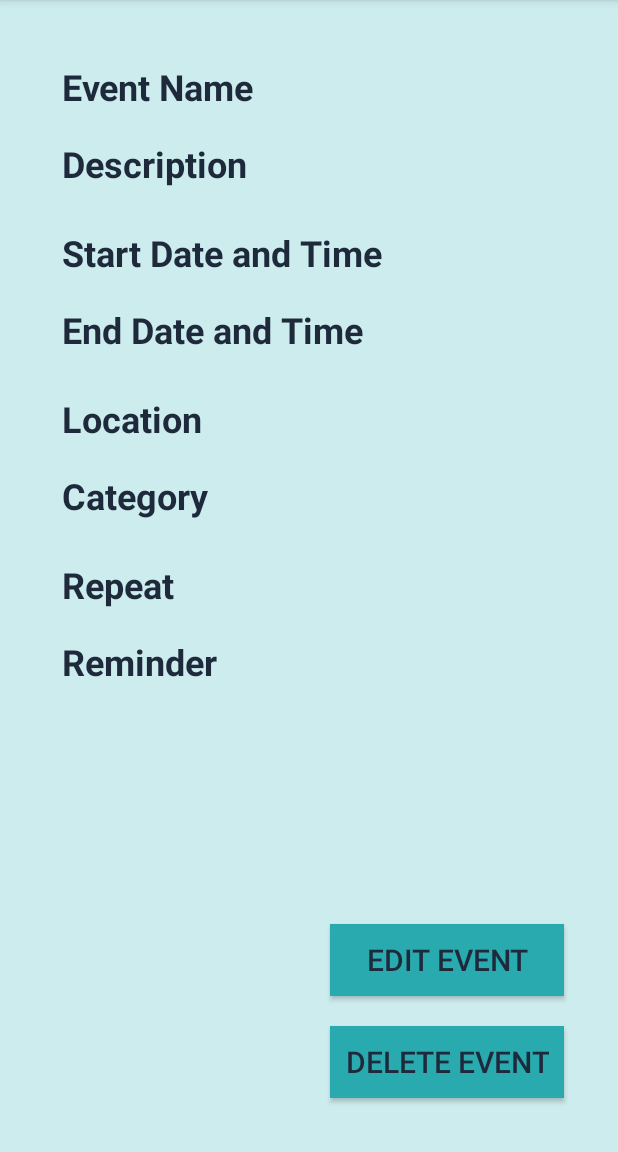
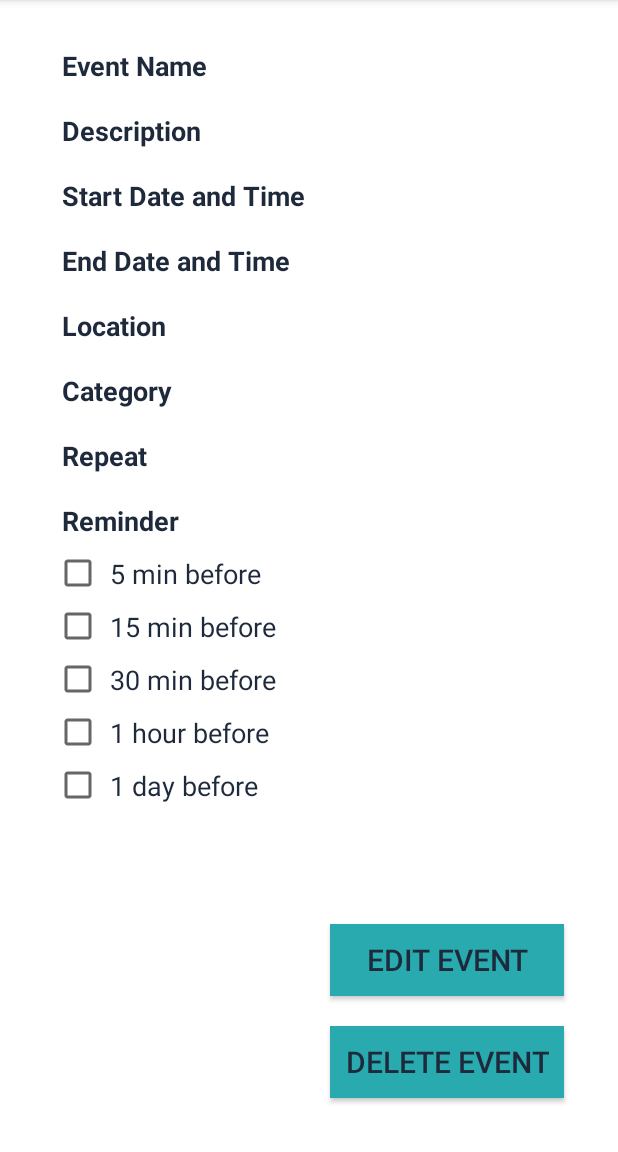
Before and after one commit to hrrcnnmdlr/CalendarMobileApp, an Android app: the ActivityEventDetails screen opened directly, with no data from a screen before it, on a phone screen of 412 x 824 dp, the part 84-1236 px from its top. Run offline under Robolectric (Android 15) with nearby library versions, the phone set to English and light mode, and no system bars; our stand-ins replace Room's generated code; 6 statements that could not run were skipped.

Commit message:
Commit version 0.8.9

```diff
--- a/app/src/main/java/com/example/calendar/ActivityEventDetails.kt
+++ b/app/src/main/java/com/example/calendar/ActivityEventDetails.kt
@@ -52,7 +52,11 @@ class ActivityEventDetails: AppCompatActivity() {
                     binding.categoryTextView.text = category.name
                 }
                 binding.repeatTextView.text = event.repeat
-
+                binding.reminder5Min3.isChecked = event.remind5MinutesBefore
+                binding.reminder15Min3.isChecked = event.remind15MinutesBefore
+                binding.reminder30Min3.isChecked = event.remind30MinutesBefore
+                binding.reminder1Hour3.isChecked = event.remind1HourBefore
+                binding.reminder1Day3.isChecked = event.remind1DayBefore
 
             }
             // Додати обробник для кнопки редагування
--- a/app/src/main/java/com/example/calendar/MainDB.kt
+++ b/app/src/main/java/com/example/calendar/MainDB.kt
@@ -26,6 +26,7 @@ abstract class MainDB : RoomDatabase() {
                     .build().also { instance = it }
             }
         }
+
         private val migration1to2 = object : Migration(1, 2) {
             override fun migrate(database: SupportSQLiteDatabase) {
 
--- a/app/src/main/res/layout/activity_event_details.xml
+++ b/app/src/main/res/layout/activity_event_details.xml
@@ -2,9 +2,74 @@
 <RelativeLayout xmlns:android="http://schemas.android.com/apk/res/android"
     android:layout_width="match_parent"
     android:layout_height="match_parent"
-    android:background="@color/white_blue"
-    android:padding="16dp"
-    android:orientation="vertical">
+    android:background="@color/white"
+    android:orientation="vertical"
+    android:padding="16dp">
+
+    <CheckBox
+        android:id="@+id/reminder_5_min3"
+        android:layout_width="match_parent"
+        android:layout_height="wrap_content"
+        android:layout_below="@+id/reminderTextView"
+        android:layout_alignStart="@+id/reminderTextView"
+        android:layout_alignEnd="@+id/reminderTextView"
+        android:clickable="false"
+        android:padding="5dp"
+        android:text="@string/reminder_5_min"
+        android:textColor="@color/dark_blue"
+        android:textSize="18sp" />
+
+    <CheckBox
+        android:id="@+id/reminder_15_min3"
+        android:layout_width="match_parent"
+        android:layout_height="wrap_content"
+        android:layout_below="@+id/reminder_5_min3"
+        android:layout_alignStart="@+id/reminder_5_min3"
+        android:layout_alignEnd="@+id/reminder_5_min3"
+        android:clickable="false"
+        android:padding="5dp"
+        android:text="@string/reminder_15_min"
+        android:textColor="@color/dark_blue"
+        android:textSize="18sp" />
+
+    <CheckBox
+        android:id="@+id/reminder_30_min3"
+        android:layout_width="match_parent"
+        android:layout_height="wrap_content"
+        android:layout_below="@+id/reminder_15_min3"
+        android:layout_alignStart="@+id/reminder_15_min3"
+        android:layout_alignEnd="@+id/reminder_15_min3"
+        android:clickable="false"
+        android:padding="5dp"
+        android:text="@string/reminder_30_min"
+        android:textColor="@color/dark_blue"
+        android:textSize="18sp" />
+
+    <CheckBox
+        android:id="@+id/reminder_1_hour3"
+        android:layout_width="match_parent"
+        android:layout_height="wrap_content"
+        android:layout_below="@+id/reminder_30_min3"
+        android:layout_alignStart="@+id/reminder_30_min3"
+        android:layout_alignEnd="@+id/reminder_30_min3"
+        android:clickable="false"
+        android:padding="5dp"
+        android:text="@string/reminder_1_hour"
+        android:textColor="@color/dark_blue"
+        android:textSize="18sp" />
+
+    <CheckBox
+        android:id="@+id/reminder_1_day3"
+        android:layout_width="match_parent"
+        android:layout_height="wrap_content"
+        android:layout_below="@+id/reminder_1_hour3"
+        android:layout_alignStart="@+id/reminder_1_hour3"
+        android:layout_alignEnd="@+id/reminder_1_hour3"
+        android:clickable="false"
+        android:padding="5dp"
+        android:text="@string/reminder_1_day"
+        android:textColor="@color/dark_blue"
+        android:textSize="18sp" />
 
     <TextView
         android:id="@+id/eventNameTextView"
@@ -14,12 +79,12 @@
         android:layout_alignParentTop="true"
         android:layout_alignParentEnd="true"
         android:layout_marginStart="20dp"
-        android:layout_marginTop="20dp"
+        android:layout_marginTop="10dp"
         android:layout_marginEnd="20dp"
         android:padding="5dp"
         android:text="Event Name"
         android:textColor="@color/dark_blue"
-        android:textSize="24sp"
+        android:textSize="18sp"
         android:textStyle="normal|bold" />
 
     <TextView
@@ -33,7 +98,7 @@
         android:padding="5dp"
         android:text="Description"
         android:textColor="@color/dark_blue"
-        android:textSize="24sp"
+        android:textSize="18sp"
         android:textStyle="normal|bold" />
 
     <TextView
@@ -43,11 +108,11 @@
         android:layout_below="@+id/descriptionTextView"
         android:layout_alignStart="@+id/descriptionTextView"
         android:layout_alignEnd="@+id/descriptionTextView"
-        android:layout_marginTop="16dp"
+        android:layout_marginTop="8dp"
         android:padding="5dp"
         android:text="Start Date and Time"
         android:textColor="@color/dark_blue"
-        android:textSize="24sp"
+        android:textSize="18sp"
         android:textStyle="normal|bold" />
 
     <TextView
@@ -61,7 +126,7 @@
         android:padding="5dp"
         android:text="End Date and Time"
         android:textColor="@color/dark_blue"
-        android:textSize="24sp"
+        android:textSize="18sp"
         android:textStyle="normal|bold" />
 
     <TextView
@@ -71,11 +136,11 @@
         android:layout_below="@+id/endDateTimeTextView"
         android:layout_alignStart="@+id/endDateTimeTextView"
         android:layout_alignEnd="@+id/endDateTimeTextView"
-        android:layout_marginTop="16dp"
+        android:layout_marginTop="8dp"
         android:padding="5dp"
         android:text="Location"
         android:textColor="@color/dark_blue"
-        android:textSize="24sp"
+        android:textSize="18sp"
         android:textStyle="normal|bold" />
 
     <TextView
@@ -89,7 +154,7 @@
         android:padding="5dp"
         android:text="Category"
         android:textColor="@color/dark_blue"
-        android:textSize="24sp"
+        android:textSize="18sp"
         android:textStyle="normal|bold" />
 
     <TextView
@@ -99,11 +164,11 @@
         android:layout_below="@+id/categoryTextView"
         android:layout_alignStart="@+id/categoryTextView"
         android:layout_alignEnd="@+id/categoryTextView"
-        android:layout_marginTop="16dp"
+        android:layout_marginTop="8dp"
         android:padding="5dp"
         android:text="Repeat"
         android:textColor="@color/dark_blue"
-        android:textSize="24sp"
+        android:textSize="18sp"
         android:textStyle="normal|bold" />
 
     <TextView
@@ -114,11 +179,11 @@
         android:layout_alignStart="@+id/repeatTextView"
         android:layout_alignEnd="@+id/repeatTextView"
         android:layout_marginTop="8dp"
+        android:padding="5dp"
         android:text="Reminder"
         android:textColor="@color/dark_blue"
-        android:textSize="24sp"
-        android:textStyle="normal|bold"
-        android:padding="5dp" />
+        android:textSize="18sp"
+        android:textStyle="normal|bold" />
 
     <Button
         android:id="@+id/editEventButton"
```
